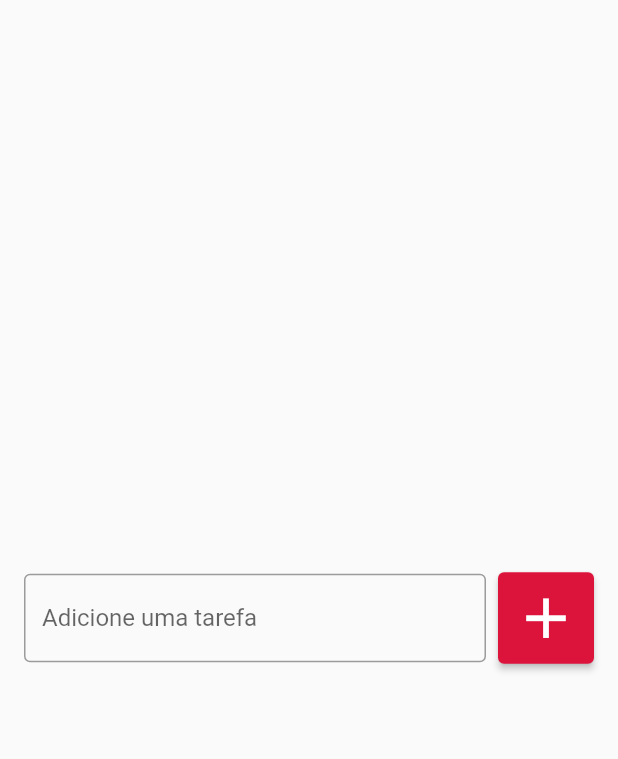
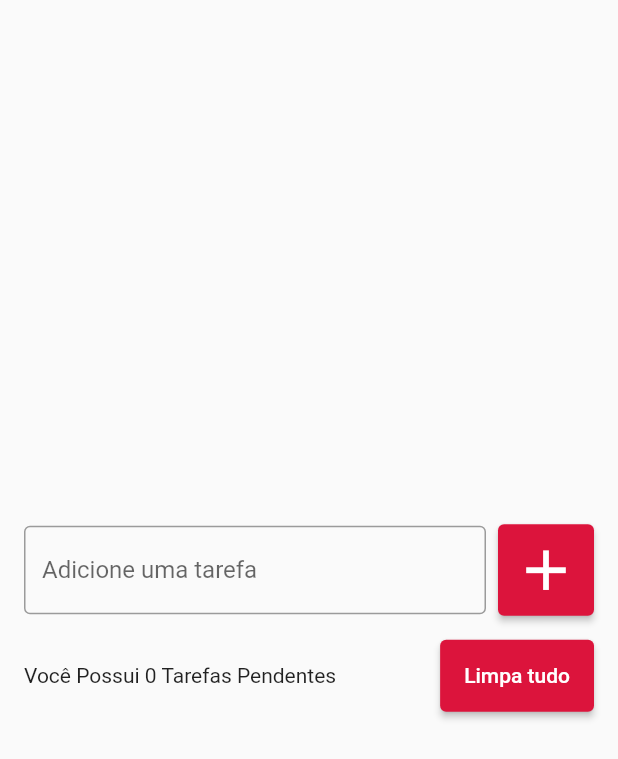
Before and after one commit to petersonpm/flutter-task-list, a Flutter app: the screen it shows after launch, on a phone screen of 412 x 824 dp. Shown: the top 759 px of the screen. Run offline on Flutter 3.47's test engine with Material 2 defaults, Android fonts, the light colour scheme and no system bars.

Commit message:
Botão de Limpar Tudo

```diff
--- a/lib/pages/todo_list_page.dart
+++ b/lib/pages/todo_list_page.dart
@@ -9,7 +9,10 @@ class TodoListPage extends StatelessWidget {
       body: Center(
         child: Padding(
           padding: EdgeInsets.symmetric(horizontal: 16),
-          child: Row(
+          child: Column(
+            mainAxisSize: MainAxisSize.min,
+            children: [
+              Row(
                 children: [
                   const Expanded(
                     child: TextField(
@@ -27,7 +30,6 @@ class TodoListPage extends StatelessWidget {
                     style: ElevatedButton.styleFrom(
                         primary: const Color(0xffDC143C),
                         padding: const EdgeInsets.all(8)
-
                     ),
                     child: const Icon (
                       Icons.add,
@@ -36,6 +38,27 @@ class TodoListPage extends StatelessWidget {
                   ),
                 ],
               ),
+              const SizedBox(height:16 ),
+              Row(
+                children: [
+                  const Expanded(
+                    child: Text(
+                      'Você Possui 0 Tarefas Pendentes'
+                    ),
+                  ),
+                  SizedBox (width: 8),
+                  ElevatedButton(
+                      onPressed: () {},
+                      style: ElevatedButton.styleFrom(
+                        primary: const Color(0xffDC143C),
+                        padding: const EdgeInsets.all(16)
+                    ),
+                    child: Text('Limpa tudo'),
+                  ),
+                ],
+              ),
+            ],
+          ) ,
         ),
       ),
     );
```
Lines whose indentation alone changed are shown as unchanged.
